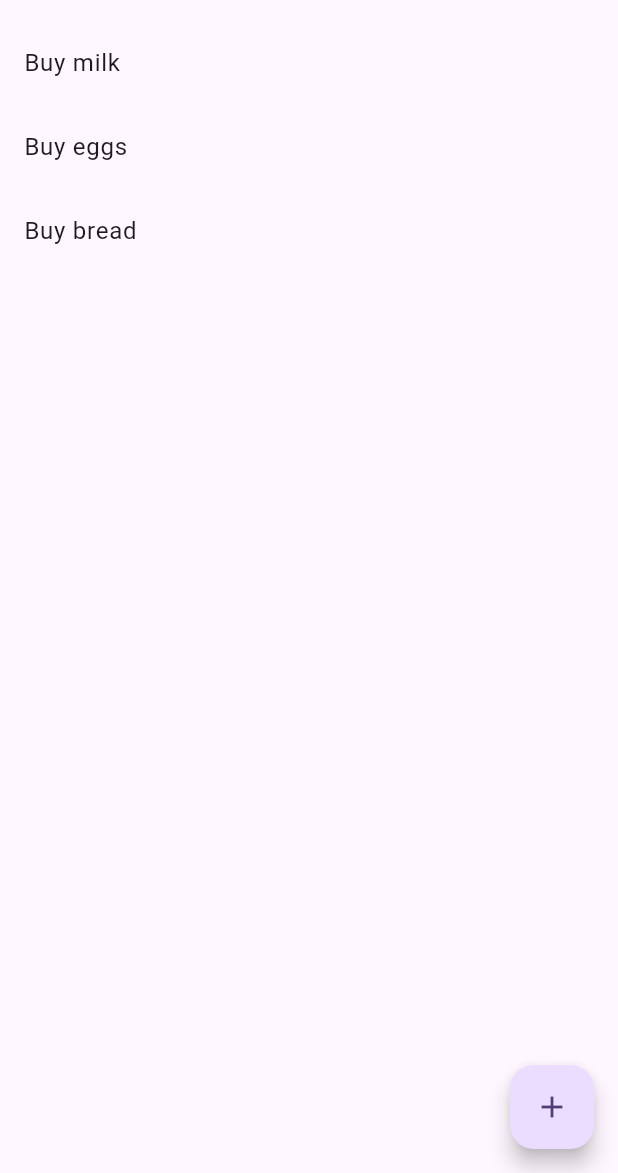
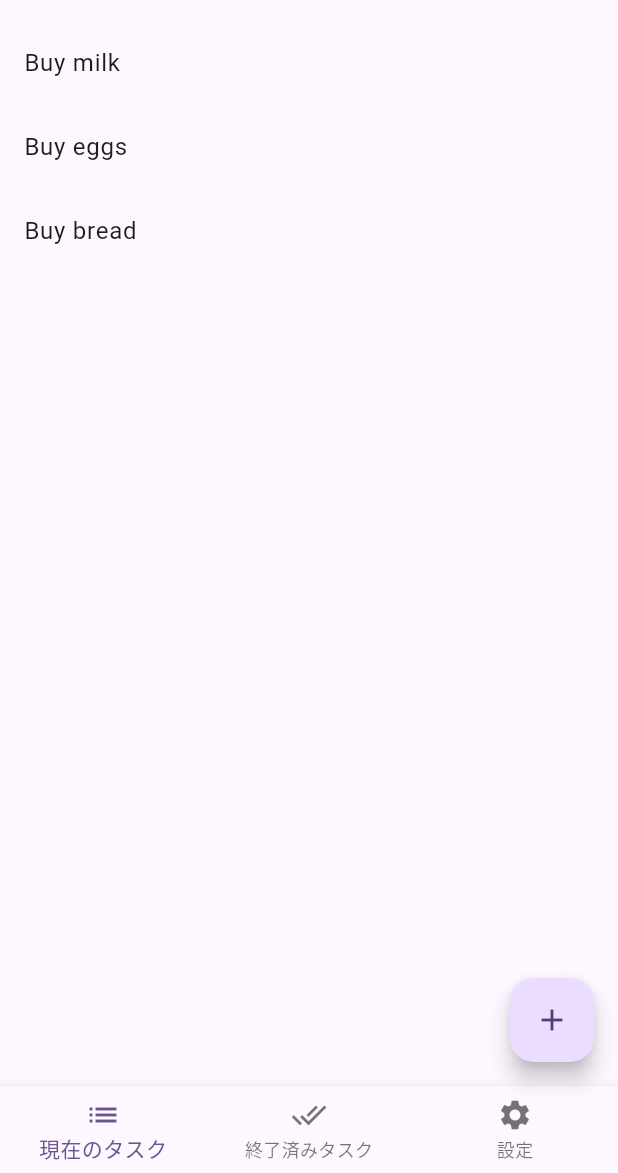
Before and after one commit to RY0TA18/TodoApp, a Flutter app: the screen it shows after launch, on a phone screen of 412 x 824 dp, the part 63-1236 px from its top. Run offline on Flutter 3.47's test engine with Material 3 defaults, Android fonts, the phone set to English and light mode, and no system bars; our stand-ins replace go_router.

Commit message:
BottomBarの追加

```diff
--- /dev/null
+++ b/lib/components/bottom_navigationbar.dart
@@ -0,0 +1,41 @@
+import 'package:flutter/material.dart';
+import 'package:go_router/go_router.dart';
+
+class CustomBottomNavigationBar extends StatelessWidget {
+  final int currentIndex;
+
+  const CustomBottomNavigationBar({
+    super.key,
+    required this.currentIndex
+  });
+
+  @override
+  Widget build(BuildContext context) {
+    return BottomNavigationBar(
+      items: const [
+        BottomNavigationBarItem(
+          icon: Icon(Icons.list),
+          label: '現在のタスク',
+        ),
+        BottomNavigationBarItem(
+          icon: Icon(Icons.done_all),
+          label: '終了済みタスク',
+        ),
+        BottomNavigationBarItem(
+          icon: Icon(Icons.settings),
+          label: '設定',
+        ),
+      ],
+      currentIndex: currentIndex,
+      onTap: (int index) {
+        if (index == 0) {
+          GoRouter.of(context).go('/');
+        } else if (index == 1) {
+          GoRouter.of(context).go('/doneTodoPage');
+        } else if (index == 2) {
+          GoRouter.of(context).go('/settingsPage');
+        }
+      },
+    );
+  }
+}
--- a/lib/pages/todo_list_page.dart
+++ b/lib/pages/todo_list_page.dart
@@ -2,6 +2,7 @@ import 'package:flutter/material.dart';
 import 'package:go_router/go_router.dart';
 import 'package:my_todo/components/tasktile.dart';
 import 'package:my_todo/todo_list.dart';
+import 'package:my_todo/components/bottom_navigationbar.dart';
 
 class TodoListPage extends StatelessWidget {
   const TodoListPage({super.key});
@@ -26,6 +27,9 @@ class TodoListPage extends StatelessWidget {
           },
           child: const Icon(Icons.add),
         ),
+        bottomNavigationBar: const CustomBottomNavigationBar(
+          currentIndex: 0,
+        )
     );
   }
 }
```
